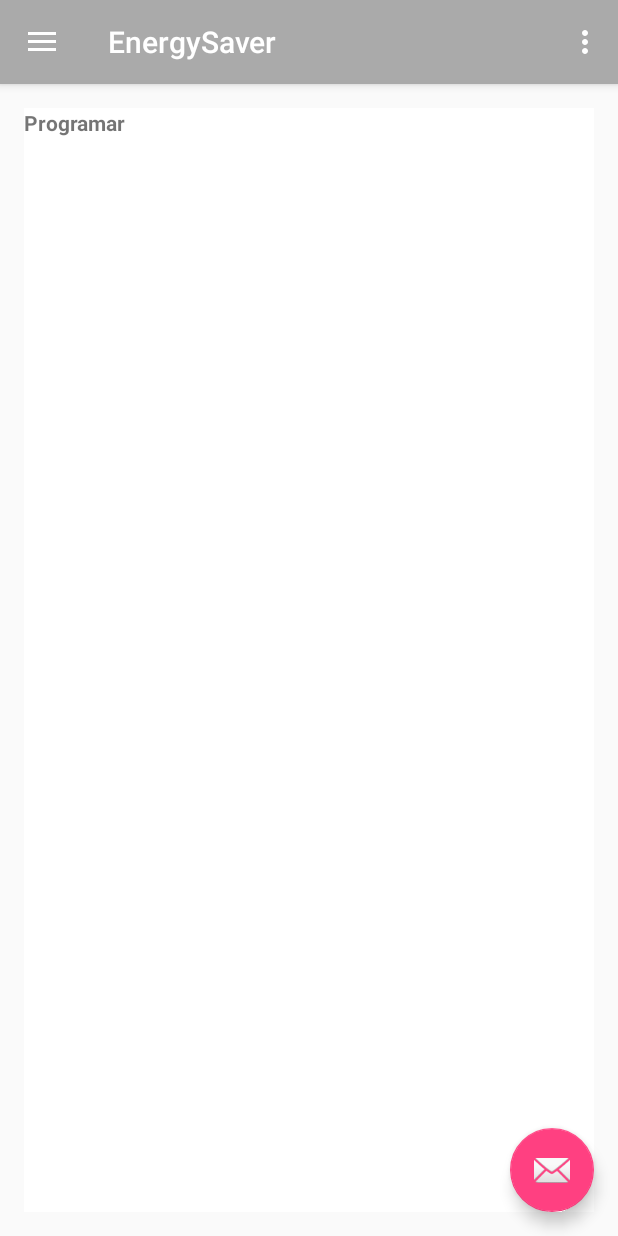
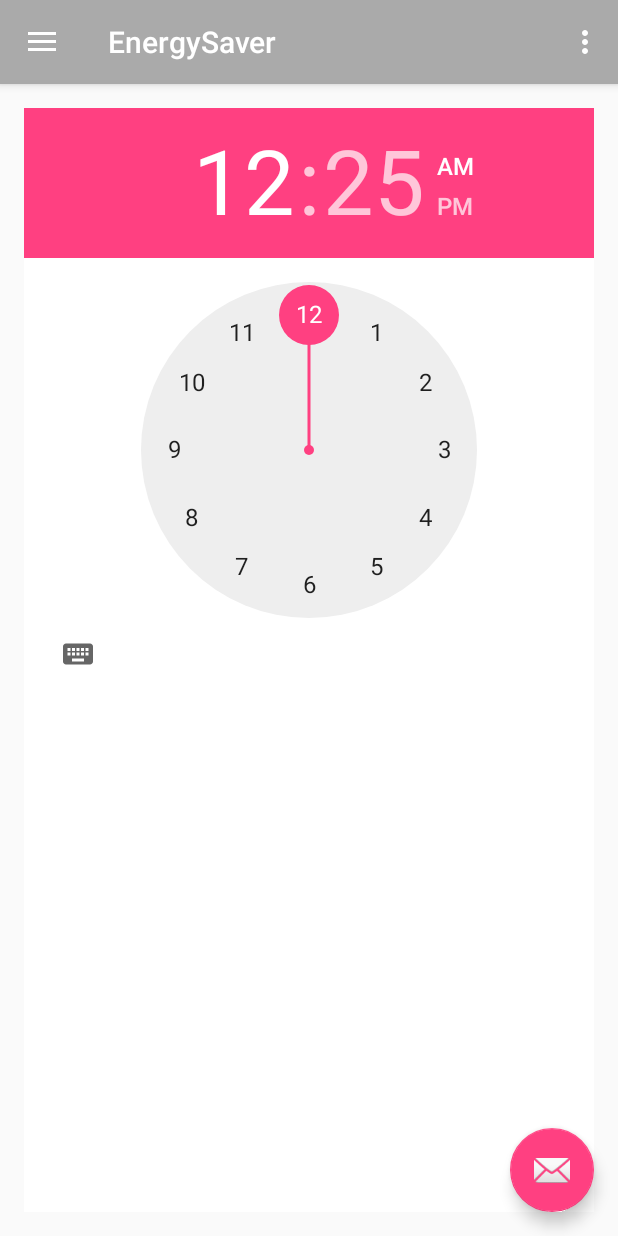
Before and after one commit to mariomenezes/EnergySaver, an Android app: the fragment ProgramarFragment placed in its activity, on a phone screen of 412 x 824 dp. Run offline under Robolectric (Android 15) with nearby library versions, the phone set to English and light mode, and no system bars.

Commit message:
adicionado relogio classe programar

```diff
--- a/app/src/main/java/com/mmc/energysaver/Fragments/TomadasFragment.java
+++ b/app/src/main/java/com/mmc/energysaver/Fragments/TomadasFragment.java
@@ -29,7 +29,7 @@ public class TomadasFragment extends Fragment{
         tomada4 = (Switch) getView().findViewById(R.id.lampswitch4);
 
         //final static  ArquinoPostRequest arduino;
-        final ArquinoPostRequest arduino = new ArquinoPostRequest();
+         final ArquinoPostRequest arduino = new ArquinoPostRequest();
 
         tomada1.setOnCheckedChangeListener(new CompoundButton.OnCheckedChangeListener() {
             @Override
--- a/app/src/main/res/layout/programar.xml
+++ b/app/src/main/res/layout/programar.xml
@@ -4,13 +4,12 @@
     android:layout_width="match_parent"
     android:layout_height="match_parent"
     android:orientation="vertical"
-    android:background="@color/bright_foreground_material_dark">
+    android:background="@color/bright_foreground_material_dark"
+    android:weightSum="1">
 
-<TextView
-        android:id="@+id/textView2"
-        android:layout_width="match_parent"
-        android:layout_height="match_parent"
-        android:text="Programar"
-        android:textStyle="bold" />
-
+    <TimePicker
+        android:layout_width="wrap_content"
+        android:layout_height="wrap_content"
+        android:id="@+id/timePicker"
+        android:layout_gravity="center_horizontal" />
 </LinearLayout>
```
Also changed, not shown: app/src/main/res/layout/sensores.xml (+2 -8 lines).
